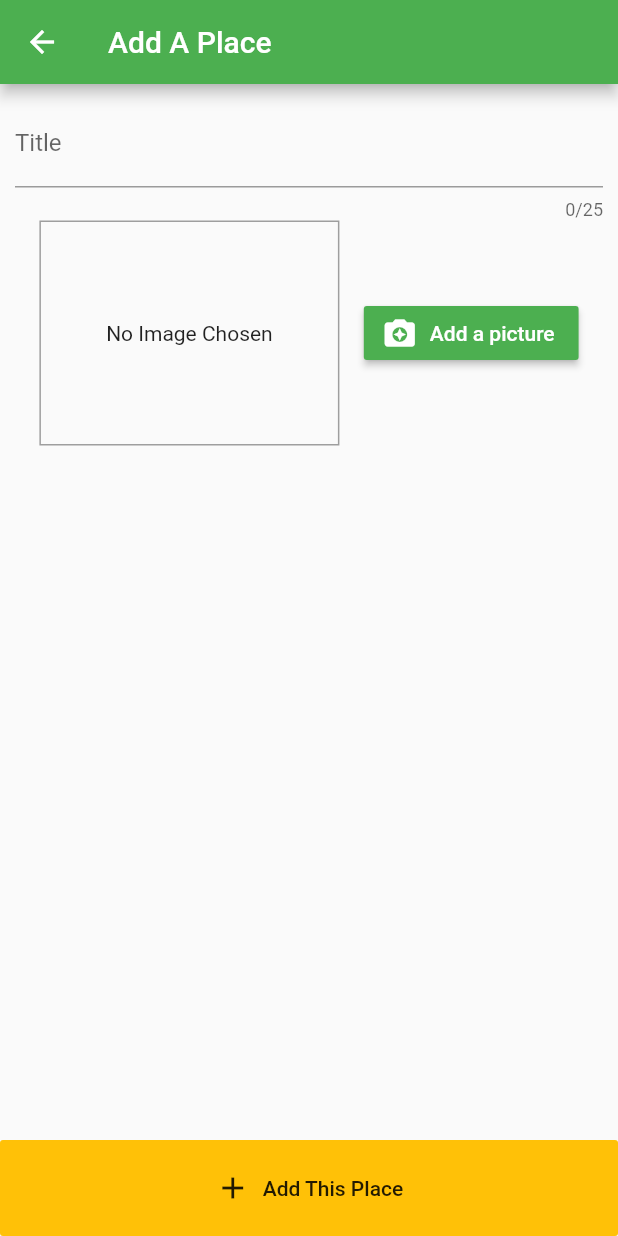
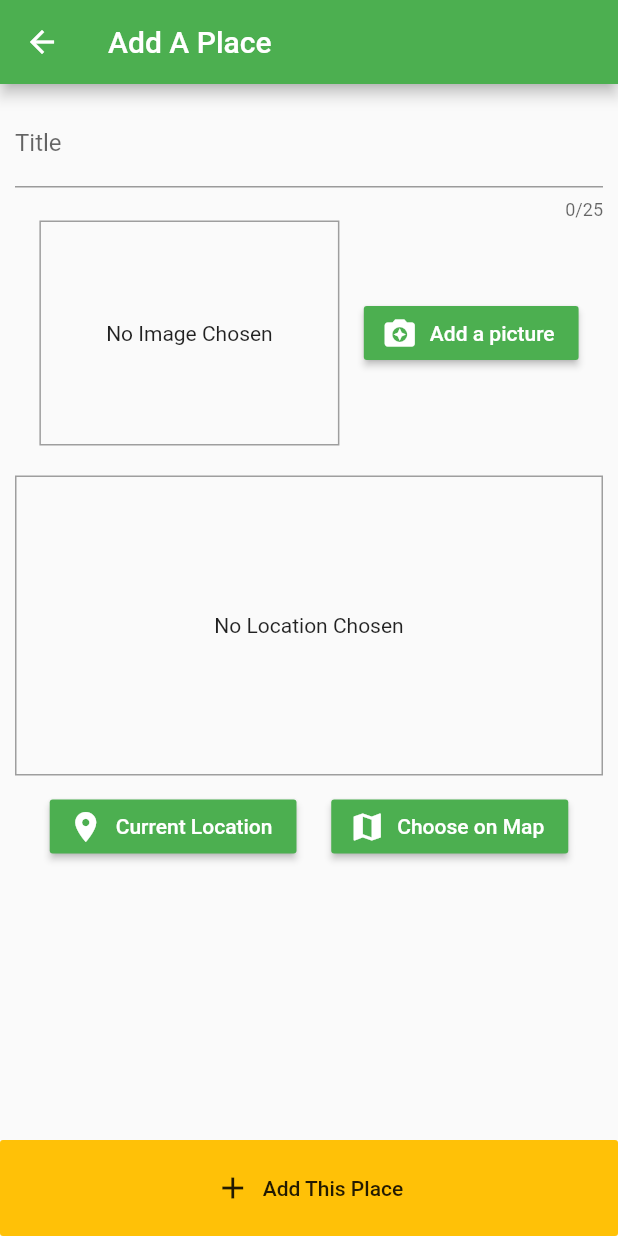
Before and after one commit to ankanSikdar/flutter-favorite-places, a Flutter app: the AddPlaceScreen screen opened by its route, on a phone screen of 412 x 824 dp. Run offline on Flutter 3.47's test engine with Material 2 defaults, Android fonts, the phone set to English and light mode, and no system bars; our stand-ins replace image_picker, sqflite; accounts and stored records are empty.

Commit message:
Designed the layout of the location input widget

```diff
--- a/lib/screens/add_place_screen.dart
+++ b/lib/screens/add_place_screen.dart
@@ -3,6 +3,7 @@ import 'dart:io';
 import 'package:flutter/material.dart';
 import 'package:places_app/providers/places.dart';
 import 'package:places_app/widgets/image_input.dart';
+import 'package:places_app/widgets/location_input.dart';
 import 'package:provider/provider.dart';
 
 class AddPlaceScreen extends StatefulWidget {
@@ -53,6 +54,8 @@ class _AddPlaceScreenState extends State<AddPlaceScreen> {
                   ImageInput(
                     getImageFunction: _getPickedImage,
                   ),
+                  SizedBox(height: 20),
+                  LocationInput(),
                 ],
               ),
             ),
--- /dev/null
+++ b/lib/widgets/location_input.dart
@@ -0,0 +1,65 @@
+import 'package:flutter/material.dart';
+
+class LocationInput extends StatefulWidget {
+  @override
+  _LocationInputState createState() => _LocationInputState();
+}
+
+class _LocationInputState extends State<LocationInput> {
+  String _previewImageUrl;
+
+  @override
+  Widget build(BuildContext context) {
+    return Column(
+      children: [
+        Container(
+          height: 200,
+          width: double.infinity,
+          alignment: Alignment.center,
+          decoration: BoxDecoration(
+              border: Border.all(
+            color: Colors.grey,
+          )),
+          child: _previewImageUrl == null
+              ? Text('No Location Chosen')
+              : Image(
+                  image: NetworkImage(_previewImageUrl),
+                  fit: BoxFit.fitWidth,
+                ),
+        ),
+        SizedBox(
+          height: 10,
+        ),
+        Row(
+          mainAxisAlignment: MainAxisAlignment.spaceEvenly,
+          children: [
+            RaisedButton.icon(
+              onPressed: () {},
+              icon: Icon(
+                Icons.location_on,
+                color: Theme.of(context).iconTheme.color,
+              ),
+              label: Text(
+                'Current Location',
+                style: TextStyle(color: Colors.white),
+              ),
+              color: Theme.of(context).primaryColor,
+            ),
+            RaisedButton.icon(
+              onPressed: () {},
+              icon: Icon(
+                Icons.map,
+                color: Theme.of(context).iconTheme.color,
+              ),
+              label: Text(
+                'Choose on Map',
+                style: TextStyle(color: Colors.white),
+              ),
+              color: Theme.of(context).primaryColor,
+            ),
+          ],
+        )
+      ],
+    );
+  }
+}
--- a/pubspec.yaml
+++ b/pubspec.yaml
@@ -32,6 +32,7 @@ dependencies:
   path: ^1.7.0
   path_provider: ^1.6.14
   sqflite: ^1.3.0
+  location: ^3.0.0
 
 dev_dependencies:
   flutter_test:
```
Also changed, not shown: pubspec.lock, 1 other file.
